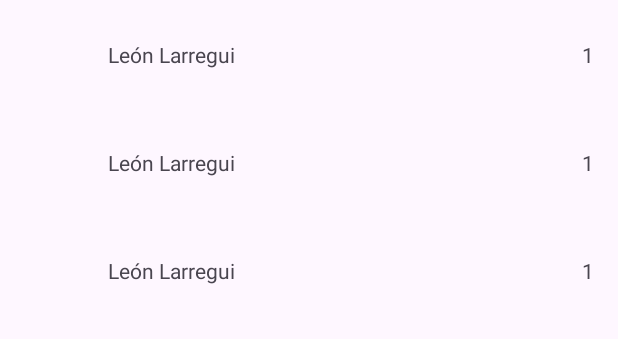
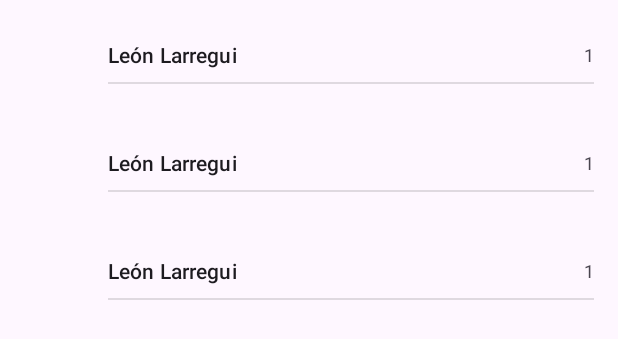
Before and after one commit to UR13L96/AndroidUsersSP, an Android app: the layout activity_main.xml on its own in the app's theme, with its tools: preview values and no code run, on a phone screen of 412 x 824 dp. Shown: the top 339 px of the screen. Run offline under Robolectric (Android 15) with nearby library versions, the phone set to English and light mode, and no system bars.

Commit message:
Added UI divider and text appearance

```diff
--- a/app/src/main/res/layout/item_user.xml
+++ b/app/src/main/res/layout/item_user.xml
@@ -19,23 +19,33 @@
         android:layout_height="@dimen/card_img_size"/>
 
     <TextView
-        android:id="@+id/tv_index"
-        android:layout_width="wrap_content"
-        android:layout_height="wrap_content"
-        tools:text="1"
-        app:layout_constraintTop_toTopOf="parent"
-        app:layout_constraintEnd_toEndOf="parent"
-        app:layout_constraintBottom_toBottomOf="parent"/>
-
-    <TextView
         android:id="@+id/tv_name"
         android:layout_width="0dp"
         android:layout_height="wrap_content"
         tools:text="León Larregui"
+        android:textAppearance="?attr/textAppearanceSubtitle2"
         app:layout_constraintTop_toTopOf="parent"
         app:layout_constraintStart_toEndOf="@id/img_photo"
         app:layout_constraintEnd_toStartOf="@id/tv_index"
         app:layout_constraintBottom_toBottomOf="parent"
         android:layout_marginStart="@dimen/common_padding_2x"/>
 
+    <TextView
+        android:id="@+id/tv_index"
+        android:layout_width="wrap_content"
+        android:layout_height="wrap_content"
+        tools:text="1"
+        android:textAppearance="?attr/textAppearanceCaption"
+        app:layout_constraintTop_toTopOf="parent"
+        app:layout_constraintEnd_toEndOf="parent"
+        app:layout_constraintBottom_toBottomOf="parent"/>
+
+    <View
+        android:layout_width="0dp"
+        android:layout_height="1dp"
+        android:background="@color/divider_background"
+        app:layout_constraintStart_toStartOf="@id/tv_name"
+        app:layout_constraintEnd_toEndOf="parent"
+        app:layout_constraintBottom_toBottomOf="parent"/>
+
 </androidx.constraintlayout.widget.ConstraintLayout>
--- a/app/src/main/res/values/colors.xml
+++ b/app/src/main/res/values/colors.xml
@@ -2,4 +2,5 @@
 <resources>
     <color name="black">#FF000000</color>
     <color name="white">#FFFFFFFF</color>
+    <color name="divider_background">#1F000000</color>
 </resources>
```
